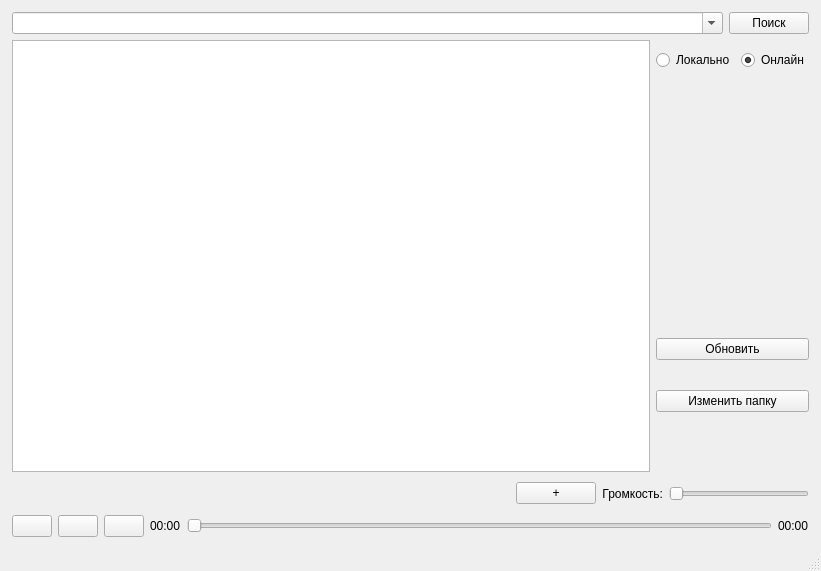
Before: the Qt Designer form ui/mainwindow.ui in Motusdevop/MusicPlayer, drawn with Qt 5.
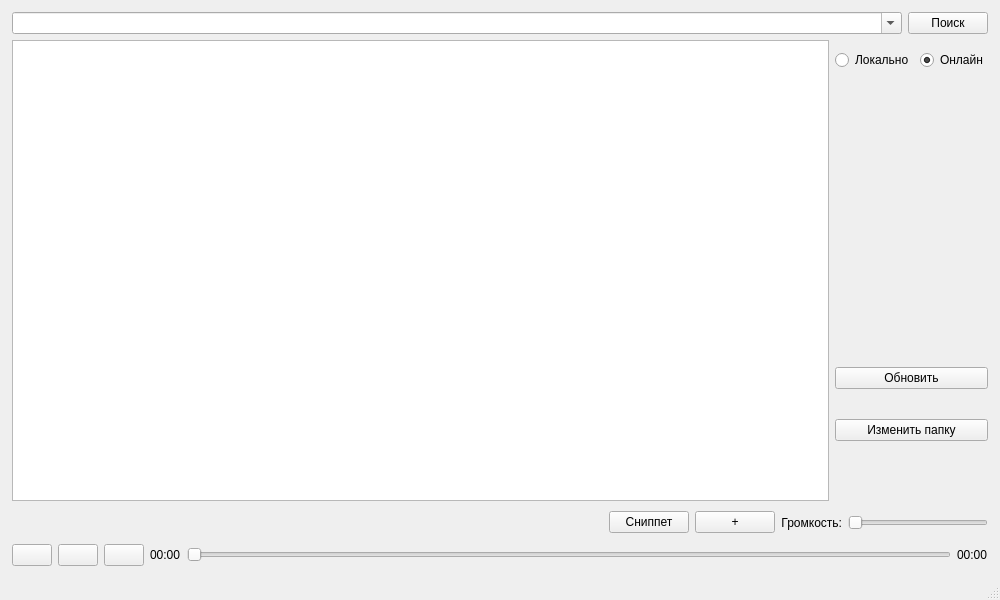
After: the same form once the commit is applied. Icons and pictures are not drawn.

Diff of the .ui file:
```diff
--- a/ui/mainwindow.ui
+++ b/ui/mainwindow.ui
@@ -6,20 +6,20 @@
    <rect>
     <x>0</x>
     <y>0</y>
-    <width>821</width>
-    <height>571</height>
+    <width>1000</width>
+    <height>600</height>
    </rect>
   </property>
   <property name="minimumSize">
    <size>
-    <width>400</width>
-    <height>400</height>
+    <width>1000</width>
+    <height>600</height>
    </size>
   </property>
   <property name="maximumSize">
    <size>
-    <width>1000</width>
-    <height>1200</height>
+    <width>80000</width>
+    <height>80000</height>
    </size>
   </property>
   <property name="windowTitle">
@@ -208,6 +208,13 @@
           </property>
          </widget>
         </item>
+        <item>
+         <widget class="QPushButton" name="snippet_btn">
+          <property name="text">
+           <string>Сниппет</string>
+          </property>
+         </widget>
+        </item>
         <item>
          <widget class="QPushButton" name="add_remove">
           <property name="layoutDirection">
```
